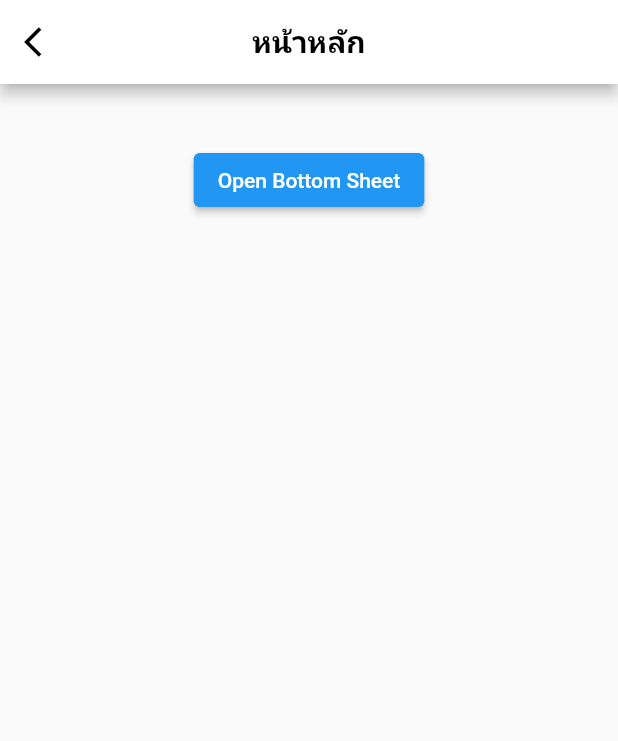
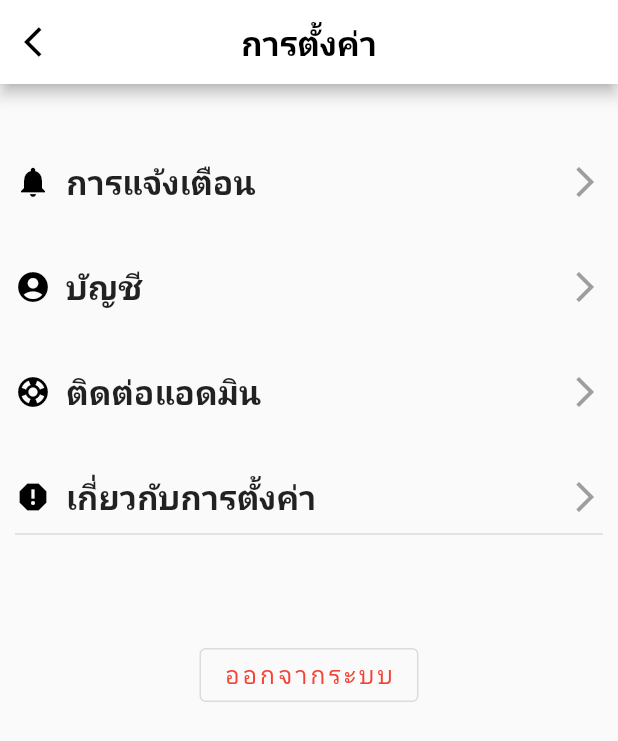
Before and after one commit to aofattaporn/jitD_fronted, a Flutter app: the screen it shows after launch, on a phone screen of 412 x 824 dp. Shown: the top 741 px of the screen. Run offline on Flutter 3.47's test engine with Material 2 defaults, Android fonts, the phone set to English and light mode, and no system bars; our stand-ins replace bloc, equatable, firebase_auth, firebase_core, flutter_bloc, flutter_cache_manager and 5 more; missing offline and left inert: dart:ffi, dart:js, flutter_facebook_auth; accounts and stored records are empty.

Commit message:
Create Setting

```diff
--- a/lib/main.dart
+++ b/lib/main.dart
@@ -44,6 +44,7 @@ import 'package:jitd_client/src/screens/Setting/Setting_homepage.dart';
 import 'package:jitd_client/src/screens/Setting/Setting_logout.dart';
 import 'package:jitd_client/src/screens/Setting/Setting_notification.dart';
 import 'package:jitd_client/src/screens/Setting/Setting_overview.dart';
+import 'package:jitd_client/src/screens/Setting/Setting_setting.dart';
 import 'package:jitd_client/src/screens/Setting/Setting_user_data.dart';
 import 'package:jitd_client/src/screens/Setting/Setting_user_status.dart';
 
@@ -71,7 +72,7 @@ class MyApp extends StatelessWidget {
         // is not restarted.
         primarySwatch: Colors.blue,
       ),
-      home: const Setting_homepage(),
+      home: const Setting_setting(),
     );
   }
 }
--- /dev/null
+++ b/lib/src/screens/Setting/Setting_setting.dart
@@ -0,0 +1,288 @@
+import 'package:flutter/cupertino.dart';
+import 'package:flutter/material.dart';
+import 'package:jitd_client/src/screens/Setting/Setting_account.dart';
+
+import 'Setting_notification.dart';
+
+class Setting_setting extends StatefulWidget {
+  const Setting_setting({Key? key}) : super(key: key);
+
+  @override
+  State<Setting_setting> createState() => _Setting_settingState();
+}
+
+class _Setting_settingState extends State<Setting_setting> {
+  bool valNotify1 = true;
+  bool valNotify2 = false;
+  bool valNotify3 = false;
+
+  onChangeFunction1(bool newValue1) {
+    setState(() {
+      valNotify1 = newValue1;
+    });
+  }
+
+  onChangeFunction2(bool newValue2) {
+    setState(() {
+      valNotify2 = newValue2;
+    });
+  }
+
+  onChangeFunction3(bool newValue3) {
+    setState(() {
+      valNotify3 = newValue3;
+    });
+  }
+
+  @override
+  Widget build(BuildContext context) {
+    return Scaffold(
+      appBar: AppBar(
+        backgroundColor: Colors.white,
+        centerTitle: true,
+        title: const Text(
+          "การตั้งค่า",
+          style: TextStyle(
+              fontSize: 22, color: Colors.black, fontWeight: FontWeight.bold),
+        ),
+        leading: IconButton(
+          onPressed: () {},
+          icon: const Icon(
+            Icons.arrow_back_ios,
+            color: Colors.black,
+          ),
+        ),
+      ),
+      body: Container(
+        padding: const EdgeInsets.all(10),
+        child: ListView(
+          children: [
+            SizedBox(height: 40),
+            GestureDetector(
+              onTap: () {
+                Navigator.push(
+                    context,
+                    MaterialPageRoute(
+                        builder: (context) => Setting_notification()));
+              },
+              child: Row(
+                children: [
+                  Row(
+                    children: [
+                      Icon(
+                        Icons.notifications,
+                        color: Colors.black,
+                      ),
+                      SizedBox(width: 10),
+                      Text("การแจ้งเตือน",
+                          style: TextStyle(
+                              fontSize: 22, fontWeight: FontWeight.bold)),
+                    ],
+                  ),
+                  Icon(Icons.arrow_forward_ios, color: Colors.grey),
+                ],
+                mainAxisAlignment: MainAxisAlignment.spaceBetween,
+              ),
+            ),
+            // Divider(height: 20, thickness: 1),
+            // SizedBox(height: 10),
+            // buildAccountOption(context,"Change  Password"),
+            // buildAccountOption(context,"Content Settings"),
+            // buildAccountOption(context,"Social"),
+            SizedBox(height: 40),
+            GestureDetector(
+                onTap: () {
+                  Navigator.push(
+                      context,
+                      MaterialPageRoute(
+                          builder: (context) => Setting_account()));
+                },
+                child: Row(
+                  children: [
+                    Row(
+                      children: [
+                        Icon(
+                          Icons.account_circle,
+                          color: Colors.black,
+                        ),
+                        SizedBox(width: 10),
+                        Text("บัญชี",
+                            style: TextStyle(
+                                fontSize: 22, fontWeight: FontWeight.bold)),
+                      ],
+                    ),
+                    Icon(Icons.arrow_forward_ios, color: Colors.grey),
+                  ],
+                  mainAxisAlignment: MainAxisAlignment.spaceBetween,
+                )),
+            SizedBox(height: 40),
+            Row(
+              children: [
+                Row(
+                  children: [
+                    Icon(
+                      Icons.support,
+                      color: Colors.black,
+                    ),
+                    SizedBox(width: 10),
+                    Text("ติดต่อแอดมิน",
+                        style: TextStyle(
+                            fontSize: 22, fontWeight: FontWeight.bold)),
+                  ],
+                ),
+                Icon(Icons.arrow_forward_ios, color: Colors.grey),
+              ],
+              mainAxisAlignment: MainAxisAlignment.spaceBetween,
+            ),
+            SizedBox(height: 40),
+            Row(
+              children: [
+                Row(
+                  children: [
+                    Icon(
+                      Icons.report,
+                      color: Colors.black,
+                    ),
+                    SizedBox(width: 10),
+                    Text("เกี่ยวกับการตั้งค่า",
+                        style: TextStyle(
+                            fontSize: 22, fontWeight: FontWeight.bold)),
+                  ],
+                ),
+                Icon(Icons.arrow_forward_ios, color: Colors.grey),
+              ],
+              mainAxisAlignment: MainAxisAlignment.spaceBetween,
+            ),
+            const Divider(height: 20, thickness: 1),
+            const SizedBox(height: 10),
+            // buildNotificationOption("Theme Dark", valNotify1, onChangeFunction1),
+            // buildNotificationOption("Account Active", valNotify2, onChangeFunction2),
+            // buildNotificationOption("Opportunity", valNotify3, onChangeFunction3),
+            SizedBox(height: 50),
+            Center(
+              child: OutlinedButton(
+                child: Text(
+                  "ออกจากระบบ",
+                  style: TextStyle(
+                      fontSize: 16, letterSpacing: 2.2, color: Colors.red),
+                ),
+                onPressed: () {
+                  showModalBottomSheet(
+                    context: context,
+                    isScrollControlled: true,
+                    shape: RoundedRectangleBorder(
+                        borderRadius:
+                            BorderRadius.vertical(top: Radius.circular(20))),
+                    builder: (context) => Container(
+                      padding: EdgeInsets.all(18),
+                      child: Column(
+                        mainAxisSize: MainAxisSize.min,
+                        children: [
+                          const Align(
+                            child:
+                                Text("คุณแน่ใจหรือไม่ว่าคุณต้องการออกจากระบบ"),
+                          ),
+                          SizedBox(height: 20),
+                          Divider(height: 20, thickness: 1),
+                          Align(
+                              //Icon(Icons.key_off_outlined),
+                              child: TextButton(
+                            style: ButtonStyle(
+                              foregroundColor: MaterialStateProperty.all<Color>(
+                                  Colors.deepOrangeAccent),
+                            ),
+                            onPressed: () {},
+                            child: Text('ออกจากระบบ'),
+                          )),
+                          Divider(height: 20, thickness: 1),
+                          TextButton(
+                            style: ButtonStyle(
+                              foregroundColor: MaterialStateProperty.all<Color>(
+                                  Colors.black),
+                            ),
+                            onPressed: () {},
+                            child: Text('ยกเลิก'),
+                          ),
+                        ],
+                      ),
+                    ),
+                  );
+                },
+              ),
+            ),
+          ],
+        ),
+      ),
+    );
+  }
+
+  Padding buildNotificationOption(
+      String title, bool value, Function onChangeMethod) {
+    return Padding(
+      padding: const EdgeInsets.symmetric(vertical: 8, horizontal: 20),
+      child: Row(
+        mainAxisAlignment: MainAxisAlignment.spaceBetween,
+        children: [
+          Text(title,
+              style: const TextStyle(
+                  fontSize: 20,
+                  fontWeight: FontWeight.w500,
+                  color: Colors.grey)),
+          Transform.scale(
+            scale: 0.7,
+            child: CupertinoSwitch(
+              activeColor: Colors.blue,
+              trackColor: Colors.grey,
+              value: value,
+              onChanged: (bool newValue) {
+                onChangeMethod(newValue);
+              },
+            ),
+          )
+        ],
+      ),
+    );
+  }
+
+  GestureDetector buildAccountOption(BuildContext context, String title) {
+    return GestureDetector(
+      onTap: () {
+        showDialog(
+            context: context,
+            builder: (BuildContext context) {
+              return AlertDialog(
+                title: Text(title),
+                content: Column(
+                  mainAxisSize: MainAxisSize.min,
+                  children: const [Text("Option 1"), Text("Option 2")],
+                ),
+                actions: [
+                  TextButton(
+                      onPressed: () {
+                        Navigator.of(context).pop();
+                      },
+                      child: Text("Close"))
+                ],
+              );
+            });
+      },
+      child: Padding(
+        padding: const EdgeInsets.symmetric(vertical: 8, horizontal: 20),
+        child: Row(
+          mainAxisAlignment: MainAxisAlignment.spaceBetween,
+          children: [
+            Text(title,
+                style: TextStyle(
+                    fontSize: 20,
+                    fontWeight: FontWeight.w500,
+                    color: Colors.grey[600])),
+            Icon(
+              Icons.arrow_forward_ios,
+              color: Colors.grey,
+            )
+          ],
+        ),
+      ),
+    );
+  }
+}
```
Also changed, not shown: lib/src/screens/Setting/Setting_account.dart (+6 -1 lines), lib/src/screens/Setting/Setting_notification.dart (+7 -3 lines).
